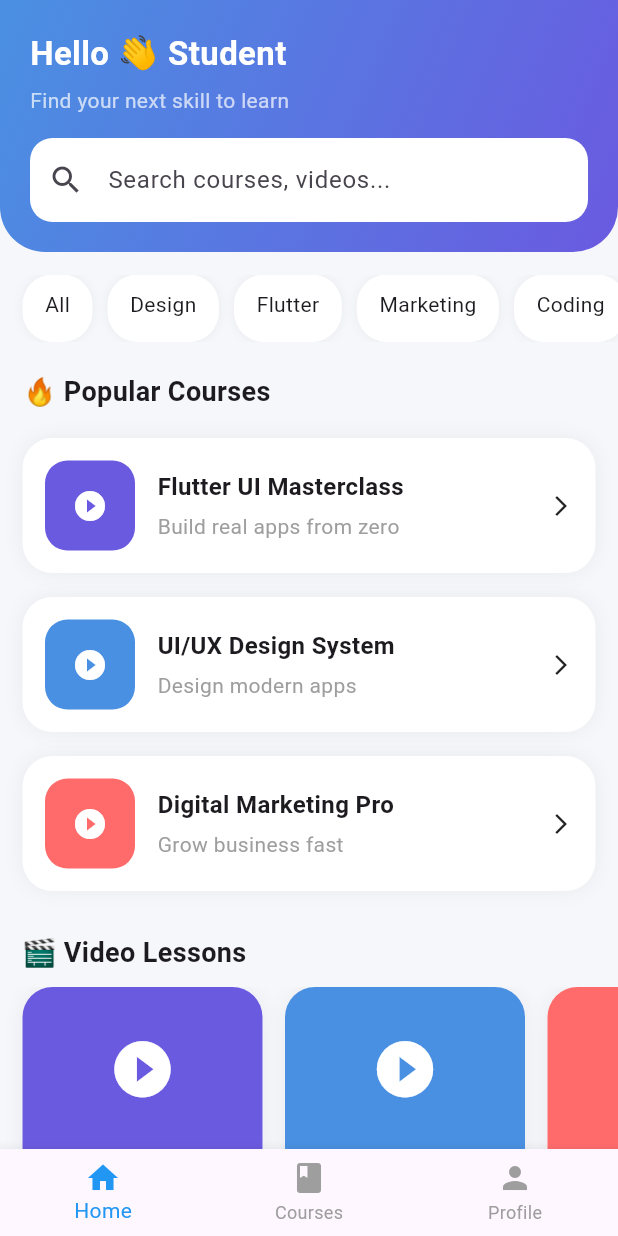
After one commit to sokliNnuon1/khmer_read, a Flutter app: the HomeScreen screen opened directly, on a phone screen of 412 x 824 dp. The commit adds this screen. Run offline on Flutter 3.47's test engine with Material 3 defaults, Android fonts, the phone set to English and light mode, and no system bars; our stand-ins replace google_nav_bar, table_calendar; network calls fail.

Commit message:
Update e-learning

```diff
--- /dev/null
+++ b/lib/ELearning/Homepage/Homepage.dart
@@ -0,0 +1,377 @@
+import 'package:flutter/material.dart';
+
+
+class HomeScreen extends StatelessWidget {
+  const HomeScreen({super.key});
+
+  @override
+  Widget build(BuildContext context) {
+    return Scaffold(
+      backgroundColor: const Color(0xFFF6F7FB),
+
+      // ===== BOTTOM NAV =====
+      bottomNavigationBar: BottomNavigationBar(
+        currentIndex: 0,
+        selectedItemColor: Colors.blue,
+        unselectedItemColor: Colors.grey,
+        items: const [
+          BottomNavigationBarItem(icon: Icon(Icons.home), label: "Home"),
+          BottomNavigationBarItem(icon: Icon(Icons.book), label: "Courses"),
+          BottomNavigationBarItem(icon: Icon(Icons.person), label: "Profile"),
+        ],
+      ),
+
+      body: SafeArea(
+        child: Column(
+          children: [
+
+            // ================= HEADER =================
+            Container(
+              padding: const EdgeInsets.all(20),
+              decoration: const BoxDecoration(
+                gradient: LinearGradient(
+                  colors: [Color(0xFF4A90E2), Color(0xFF6A5AE0)],
+                  begin: Alignment.topLeft,
+                  end: Alignment.bottomRight,
+                ),
+                borderRadius: BorderRadius.only(
+                  bottomLeft: Radius.circular(30),
+                  bottomRight: Radius.circular(30),
+                ),
+              ),
+              child: Column(
+                crossAxisAlignment: CrossAxisAlignment.start,
+                children: [
+
+                  const Text(
+                    "Hello 👋 Student",
+                    style: TextStyle(
+                      color: Colors.white,
+                      fontSize: 22,
+                      fontWeight: FontWeight.bold,
+                    ),
+                  ),
+
+                  const SizedBox(height: 5),
+
+                  const Text(
+                    "Find your next skill to learn",
+                    style: TextStyle(color: Colors.white70),
+                  ),
+
+                  const SizedBox(height: 15),
+
+                  // SEARCH BAR
+                  TextField(
+                    decoration: InputDecoration(
+                      hintText: "Search courses, videos...",
+                      prefixIcon: const Icon(Icons.search),
+                      filled: true,
+                      fillColor: Colors.white,
+                      border: OutlineInputBorder(
+                        borderRadius: BorderRadius.circular(15),
+                        borderSide: BorderSide.none,
+                      ),
+                    ),
+                  ),
+                ],
+              ),
+            ),
+
+            const SizedBox(height: 15),
+
+            // ================= BODY =================
+            Expanded(
+              child: ListView(
+                children: [
+
+                  // ===== CATEGORY =====
+                  SizedBox(
+                    height: 45,
+                    child: ListView(
+                      scrollDirection: Axis.horizontal,
+                      padding: const EdgeInsets.symmetric(horizontal: 15),
+                      children: const [
+                        CategoryChip(title: "All"),
+                        CategoryChip(title: "Design"),
+                        CategoryChip(title: "Flutter"),
+                        CategoryChip(title: "Marketing"),
+                        CategoryChip(title: "Coding"),
+                      ],
+                    ),
+                  ),
+
+                  const SizedBox(height: 20),
+
+                  // ===== POPULAR COURSES =====
+                  const Padding(
+                    padding: EdgeInsets.symmetric(horizontal: 15),
+                    child: Text(
+                      "🔥 Popular Courses",
+                      style: TextStyle(
+                        fontSize: 18,
+                        fontWeight: FontWeight.bold,
+                      ),
+                    ),
+                  ),
+
+                  const SizedBox(height: 10),
+
+                  const CourseCard(
+                    title: "Flutter UI Masterclass",
+                    subtitle: "Build real apps from zero",
+                    color: Color(0xFF6A5AE0),
+                  ),
+                  const CourseCard(
+                    title: "UI/UX Design System",
+                    subtitle: "Design modern apps",
+                    color: Color(0xFF4A90E2),
+                  ),
+                  const CourseCard(
+                    title: "Digital Marketing Pro",
+                    subtitle: "Grow business fast",
+                    color: Color(0xFFFF6B6B),
+                  ),
+
+                  const SizedBox(height: 20),
+
+                  // ===== VIDEO LESSONS =====
+                  const Padding(
+                    padding: EdgeInsets.symmetric(horizontal: 15),
+                    child: Text(
+                      "🎬 Video Lessons",
+                      style: TextStyle(
+                        fontSize: 18,
+                        fontWeight: FontWeight.bold,
+                      ),
+                    ),
+                  ),
+
+                  const SizedBox(height: 10),
+
+                  SizedBox(
+                    height: 190,
+                    child: ListView(
+                      scrollDirection: Axis.horizontal,
+                      padding: const EdgeInsets.symmetric(horizontal: 15),
+                      children: const [
+                        VideoCard(
+                          title: "Flutter Widgets Guide",
+                          duration: "12:45",
+                          color: Color(0xFF6A5AE0),
+                        ),
+                        VideoCard(
+                          title: "Clean UI Design",
+                          duration: "08:20",
+                          color: Color(0xFF4A90E2),
+                        ),
+                        VideoCard(
+                          title: "State Management",
+                          duration: "15:10",
+                          color: Color(0xFFFF6B6B),
+                        ),
+                      ],
+                    ),
+                  ),
+
+                  const SizedBox(height: 20),
+                ],
+              ),
+            ),
+          ],
+        ),
+      ),
+    );
+  }
+}
+
+//
+// ================= CATEGORY CHIP =================
+//
+class CategoryChip extends StatelessWidget {
+  final String title;
+  const CategoryChip({super.key, required this.title});
+
+  @override
+  Widget build(BuildContext context) {
+    return Container(
+      margin: const EdgeInsets.only(right: 10),
+      padding: const EdgeInsets.symmetric(horizontal: 15, vertical: 10),
+      decoration: BoxDecoration(
+        color: Colors.white,
+        borderRadius: BorderRadius.circular(20),
+        boxShadow: [
+          BoxShadow(
+            color: Colors.black.withOpacity(0.05),
+            blurRadius: 5,
+          )
+        ],
+      ),
+      child: Text(title),
+    );
+  }
+}
+
+//
+// ================= COURSE CARD =================
+//
+class CourseCard extends StatelessWidget {
+  final String title;
+  final String subtitle;
+  final Color color;
+
+  const CourseCard({
+    super.key,
+    required this.title,
+    required this.subtitle,
+    required this.color,
+  });
+
+  @override
+  Widget build(BuildContext context) {
+    return Container(
+      margin: const EdgeInsets.symmetric(horizontal: 15, vertical: 8),
+      padding: const EdgeInsets.all(15),
+      decoration: BoxDecoration(
+        color: Colors.white,
+        borderRadius: BorderRadius.circular(20),
+        boxShadow: [
+          BoxShadow(
+            color: Colors.black.withOpacity(0.05),
+            blurRadius: 10,
+          )
+        ],
+      ),
+      child: Row(
+        children: [
+
+          Container(
+            width: 60,
+            height: 60,
+            decoration: BoxDecoration(
+              color: color,
+              borderRadius: BorderRadius.circular(15),
+            ),
+            child: const Icon(Icons.play_circle_fill, color: Colors.white),
+          ),
+
+          const SizedBox(width: 15),
+
+          Expanded(
+            child: Column(
+              crossAxisAlignment: CrossAxisAlignment.start,
+              children: [
+                Text(
+                  title,
+                  style: const TextStyle(
+                    fontSize: 16,
+                    fontWeight: FontWeight.bold,
+                  ),
+                ),
+                const SizedBox(height: 5),
+                Text(
+                  subtitle,
+                  style: const TextStyle(color: Colors.grey),
+                ),
+              ],
+            ),
+          ),
+
+          const Icon(Icons.arrow_forward_ios, size: 16),
+        ],
+      ),
+    );
+  }
+}
+
+//
+// ================= VIDEO CARD =================
+//
+class VideoCard extends StatelessWidget {
+  final String title;
+  final String duration;
+  final Color color;
+
+  const VideoCard({
+    super.key,
+    required this.title,
+    required this.duration,
+    required this.color,
+  });
+
+  @override
+  Widget build(BuildContext context) {
+    return Container(
+      width: 160,
+      margin: const EdgeInsets.only(right: 15),
+      decoration: BoxDecoration(
+        color: Colors.white,
+        borderRadius: BorderRadius.circular(20),
+        boxShadow: [
+          BoxShadow(
+            color: Colors.black.withOpacity(0.05),
+            blurRadius: 10,
+          )
+        ],
+      ),
+      child: Column(
+        crossAxisAlignment: CrossAxisAlignment.start,
+        children: [
+
+          Container(
+            height: 110,
+            decoration: BoxDecoration(
+              color: color,
+              borderRadius: const BorderRadius.only(
+                topLeft: Radius.circular(20),
+                topRight: Radius.circular(20),
+              ),
+            ),
+            child: const Center(
+              child: Icon(
+                Icons.play_circle_fill,
+                color: Colors.white,
+                size: 45,
+              ),
+            ),
+          ),
+
+          Padding(
+            padding: const EdgeInsets.all(10),
+            child: Column(
+              crossAxisAlignment: CrossAxisAlignment.start,
+              children: [
+
+                Text(
+                  title,
+                  maxLines: 2,
+                  overflow: TextOverflow.ellipsis,
+                  style: const TextStyle(
+                    fontWeight: FontWeight.bold,
+                    fontSize: 13,
+                  ),
+                ),
+
+                const SizedBox(height: 10),
+
+                Row(
+                  mainAxisAlignment: MainAxisAlignment.spaceBetween,
+                  children: [
+                    const Icon(Icons.play_arrow, size: 16, color: Colors.grey),
+                    Text(
+                      duration,
+                      style: const TextStyle(
+                        color: Colors.grey,
+                        fontSize: 12,
+                      ),
+                    ),
+                  ],
+                ),
+              ],
+            ),
+          ),
+        ],
+      ),
+    );
+  }
+}
--- a/lib/module/Setting/Settingscreen.dart
+++ b/lib/module/Setting/Settingscreen.dart
@@ -1,4 +1,5 @@
 import 'package:flutter/material.dart';
+import 'package:khmer_read/ELearning/Homepage/Homepage.dart';
 import 'package:khmer_read/module/Simple/FloatingHeaderExample.dart';
 
 class SettingsScreen extends StatefulWidget {
@@ -99,6 +100,18 @@ class _SettingsScreenState extends State<SettingsScreen> {
                         context,
                         MaterialPageRoute(
                           builder: (context) => const FloatingHeaderExample(),
+                        ),
+                      );
+                    },
+                  ),
+                  _buildTile(
+                    icon: Icons.person,
+                    title: "My Learning",
+                    onTap: () {
+                      Navigator.push(
+                        context,
+                        MaterialPageRoute(
+                          builder: (context) => const HomeScreen(),
                         ),
                       );
                     },
```
Also changed, not shown: 1 other file.
